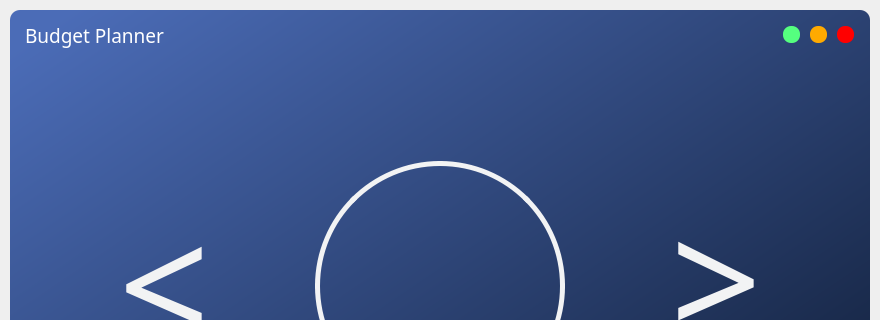
This is ui_main.ui in Govind-S-B/BudgetPlanner as Qt 5 draws it before an edit; both pictures show x 0 to 880 and y 0 to 320 of the 880 by 600 pixel window. The edited form follows.
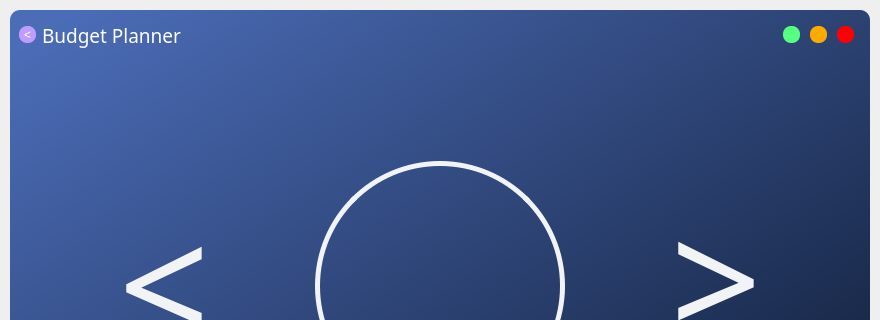
This is the edited form.

Commit message:
Made a very primitive back button
Made a primitive back button , with shortcut ctrl + left . Need to work on the logic of the back button

The edit to the form file:
```diff
--- a/ui_main.ui
+++ b/ui_main.ui
@@ -106,24 +106,54 @@
             <property name="frameShadow">
              <enum>QFrame::Raised</enum>
             </property>
-            <layout class="QVBoxLayout" name="verticalLayout_2">
-             <property name="spacing">
-              <number>0</number>
-             </property>
-             <property name="leftMargin">
-              <number>15</number>
-             </property>
-             <property name="topMargin">
-              <number>0</number>
-             </property>
-             <property name="rightMargin">
-              <number>0</number>
-             </property>
-             <property name="bottomMargin">
-              <number>0</number>
-             </property>
+            <layout class="QHBoxLayout" name="horizontalLayout_8">
+             <item>
+              <widget class="QPushButton" name="label_back_button">
+               <property name="sizePolicy">
+                <sizepolicy hsizetype="Minimum" vsizetype="Fixed">
+                 <horstretch>0</horstretch>
+                 <verstretch>0</verstretch>
+                </sizepolicy>
+               </property>
+               <property name="maximumSize">
+                <size>
+                 <width>17</width>
+                 <height>17</height>
+                </size>
+               </property>
+               <property name="styleSheet">
+                <string notr="true">
+
+QPushButton {
+	color: rgb(255, 255, 255);
+    border:none;
+    border-radius:8px;
+    
+    background-color:rgb(190, 157, 255);
+    
+}
+
+QPushButton:hover {
+    background-color:rgb(190, 157, 255,150);
+    
+}</string>
+               </property>
+               <property name="text">
+                <string>&lt;</string>
+               </property>
+               <property name="shortcut">
+                <string>Ctrl+Left</string>
+               </property>
+              </widget>
+             </item>
              <item>
               <widget class="QLabel" name="label_title">
+               <property name="sizePolicy">
+                <sizepolicy hsizetype="Preferred" vsizetype="Preferred">
+                 <horstretch>0</horstretch>
+                 <verstretch>0</verstretch>
+                </sizepolicy>
+               </property>
                <property name="font">
                 <font>
                  <family>Bahnschrift Light</family>
```
The commit also changes 2 other files.
